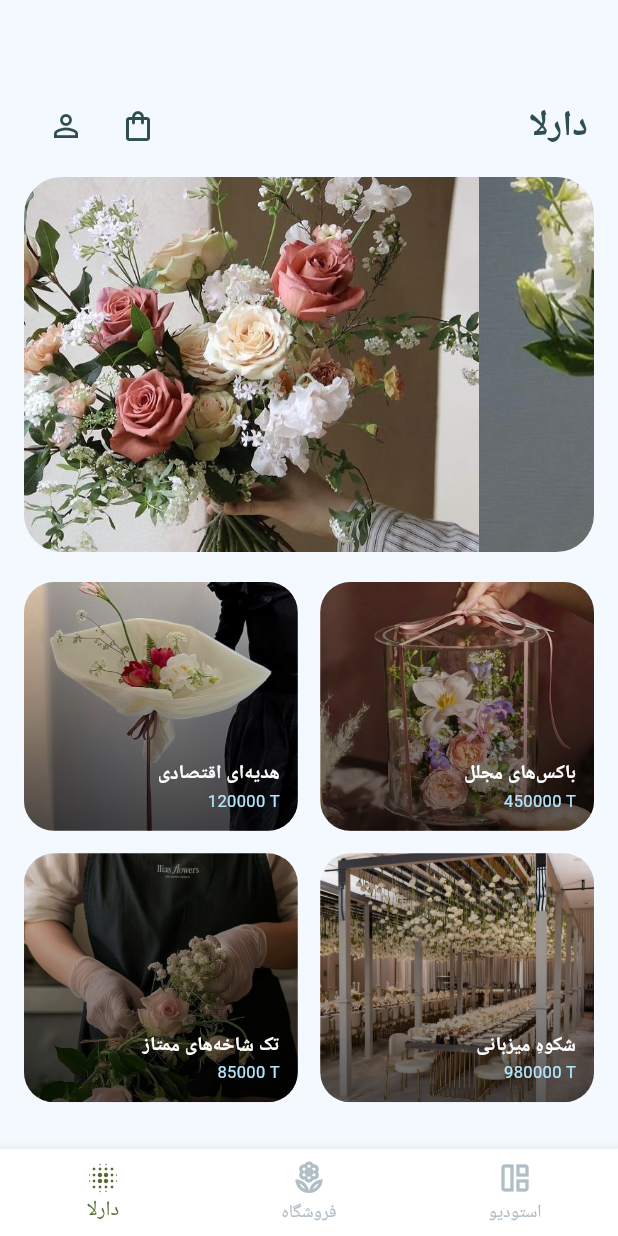
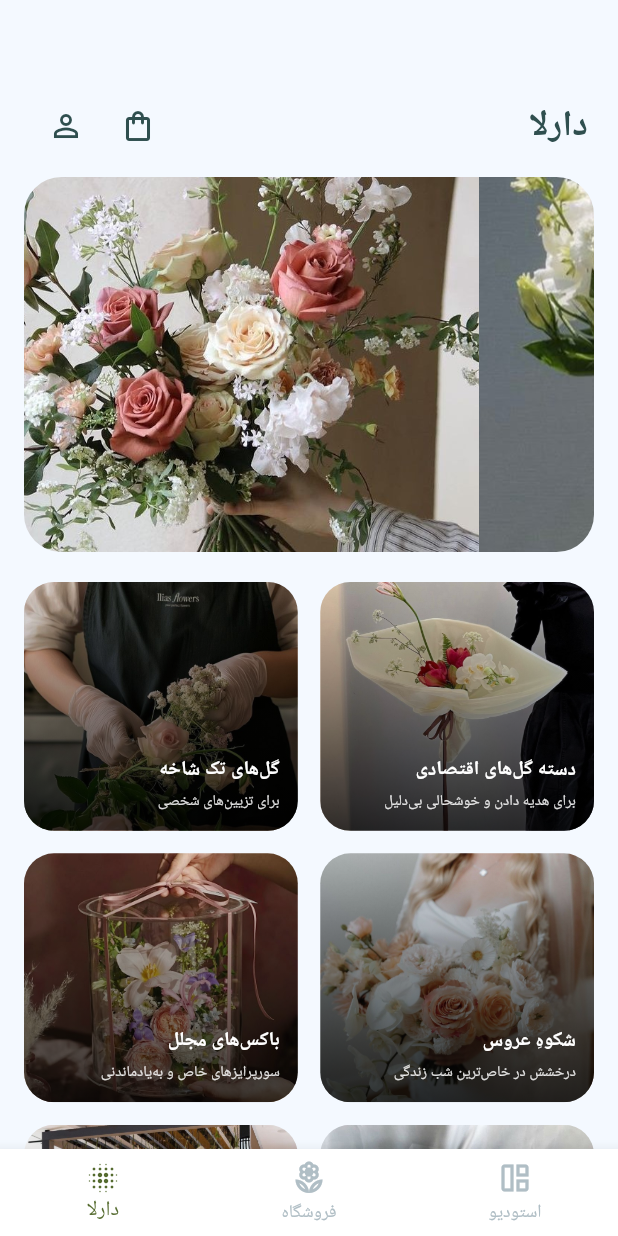
Before and after one commit to fatemeh-jli/flower_app, a Flutter app: the screen it shows after launch, on a phone screen of 412 x 824 dp. Run offline on Flutter 3.47's test engine with Material 3 defaults, Android fonts, the phone set to English and light mode, and no system bars; our stand-ins replace shared_preferences; Roboto replaces fonts that are missing (Vazir).

Commit message:
Finalized home screen cards with dual-text and fixed layout

```diff
--- a/lib/screens/home_screen.dart
+++ b/lib/screens/home_screen.dart
@@ -47,7 +47,6 @@ class _HomeScreenState extends State<HomeScreen> {
     super.dispose();
   }
 
-  // نمایش سبد خرید به صورت شیت پایین صفحه کاملاً متصل به Provider
   void _showCartSheet() {
     showModalBottomSheet(
       context: context,
@@ -55,7 +54,6 @@ class _HomeScreenState extends State<HomeScreen> {
       backgroundColor: Colors.white,
       shape: const RoundedRectangleBorder(borderRadius: BorderRadius.vertical(top: Radius.circular(25))),
       builder: (context) {
-        // استفاده از Consumer برای آپدیت لحظه‌ای سبد خرید
         return Consumer<CartModel>(
           builder: (context, cart, child) {
             return Container(
@@ -168,7 +166,6 @@ class _HomeScreenState extends State<HomeScreen> {
                       icon: const Icon(Icons.person_outline, color: Color(0xFF2F4F4F)),
                       onPressed: () => Navigator.push(context, MaterialPageRoute(builder: (context) => const ProfileScreen())),
                     ),
-                    // آیکون سبد خرید هوشمند با نشانگر تعداد
                     Consumer<CartModel>(
                       builder: (context, cart, child) {
                         return Stack(
@@ -201,7 +198,6 @@ class _HomeScreenState extends State<HomeScreen> {
             ),
           ),
 
-          // اسلایدر
           Container(
             height: 250,
             margin: const EdgeInsets.symmetric(horizontal: 16),
@@ -221,7 +217,7 @@ class _HomeScreenState extends State<HomeScreen> {
 
           const SizedBox(height: 20),
 
-          // محصولات (Grid)
+          // محصولات (Grid) با ۶ باکس و توضیحات خاص
           Padding(
             padding: const EdgeInsets.symmetric(horizontal: 16),
             child: GridView.count(
@@ -232,10 +228,12 @@ class _HomeScreenState extends State<HomeScreen> {
               crossAxisSpacing: 15,
               childAspectRatio: 1.1,
               children: [
-                _buildModernCard("هدیه‌ای اقتصادی", "120000", "assets/images/egh.jpg"),
-                _buildModernCard("باکس‌های مجلل", "450000", "assets/images/box.jpg"),
-                _buildModernCard("تک شاخه‌های ممتاز", "85000", "assets/images/single.jpg"),
-                _buildModernCard("شکوهِ میزبانی", "980000", "assets/images/wedding.jpg"),
+                _buildModernCard("گل‌های تک شاخه", "برای تزیین‌های شخصی", "assets/images/single.jpg"),
+                _buildModernCard("دسته گل‌های اقتصادی", "برای هدیه دادن و خوشحالی بی‌دلیل", "assets/images/egh.jpg"),
+                _buildModernCard("باکس‌های مجلل", "سورپرایزهای خاص و به‌یادماندنی", "assets/images/box.jpg"),
+                _buildModernCard("شکوهِ عروس", "درخشش در خاص‌ترین شب زندگی", "assets/images/bride.jpg"),
+                _buildModernCard("گل‌آرایی مراسم", "شکوهِ میزبانی در جشن‌های شما", "assets/images/wedding.jpg"),
+                _buildModernCard("لحظاتِ خوشحالی", "یک انتخاب هوشمندانه و زیبا", "assets/images/pool.jpg"),
               ],
             ),
           ),
@@ -245,26 +243,8 @@ class _HomeScreenState extends State<HomeScreen> {
     );
   }
 
-  Widget _buildModernCard(String title, String price, String assetPath) {
-    return GestureDetector(
-      onTap: () {
-        // استفاده از Provider برای اضافه کردن به سبد خرید سراسری
-        Provider.of<CartModel>(context, listen: false).addToCart({
-          "name": title,
-          "price": price,
-          "img": assetPath
-        });
-
-        ScaffoldMessenger.of(context).showSnackBar(
-          SnackBar(
-            content: Text("$title به سبد اضافه شد ✨", style: const TextStyle(fontFamily: 'Vazir')),
-            backgroundColor: const Color(0xFF556B2F),
-            duration: const Duration(milliseconds: 800),
-            behavior: SnackBarBehavior.floating,
-          ),
-        );
-      },
-      child: Container(
+  Widget _buildModernCard(String title, String subtitle, String assetPath) {
+    return Container(
       decoration: BoxDecoration(borderRadius: BorderRadius.circular(20)),
       child: ClipRRect(
         borderRadius: BorderRadius.circular(20),
@@ -276,7 +256,7 @@ class _HomeScreenState extends State<HomeScreen> {
                 gradient: LinearGradient(
                   begin: Alignment.topCenter,
                   end: Alignment.bottomCenter,
-                    colors: [Colors.transparent, Colors.black.withOpacity(0.6)],
+                  colors: [Colors.transparent, Colors.black.withOpacity(0.75)],
                 ),
               ),
             ),
@@ -287,15 +267,18 @@ class _HomeScreenState extends State<HomeScreen> {
               child: Column(
                 crossAxisAlignment: CrossAxisAlignment.end,
                 children: [
-                    Text(title, style: const TextStyle(fontWeight: FontWeight.bold, fontSize: 13, color: Colors.white)),
-                    Text("$price T", style: const TextStyle(fontSize: 11, color: Color(0xFFB3E5FC))),
+                  Text(title,
+                    style: const TextStyle(fontWeight: FontWeight.bold, fontSize: 13, color: Colors.white)),
+                  const SizedBox(height: 4),
+                  Text(subtitle,
+                    style: TextStyle(fontSize: 10, color: Colors.white.withOpacity(0.85)),
+                    textAlign: TextAlign.right),
                 ],
               ),
             ),
           ],
         ),
       ),
-      ),
     );
   }
 }
```
Lines whose indentation alone changed are shown as unchanged.
